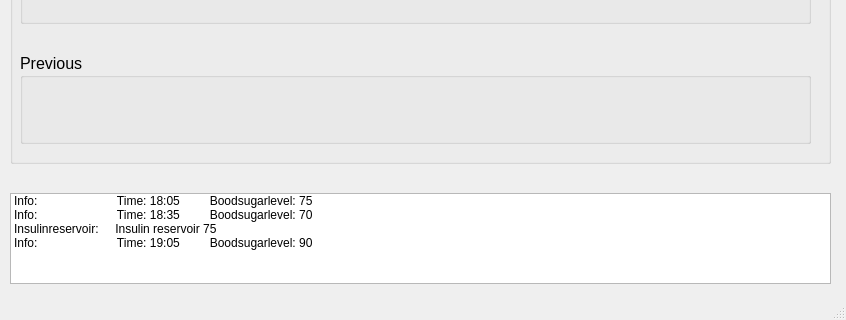
arobert-ffm/SCS_InsulinPump, file UserInterface.ui: the form before one commit; both pictures show x 0 to 846 and y 327 to 647 of the 846 by 647 pixel window.
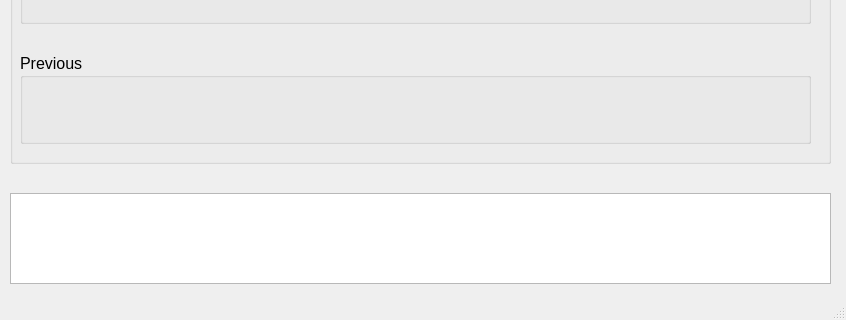
The form after the commit.

Diff of the .ui file:
```diff
--- a/UserInterface.ui
+++ b/UserInterface.ui
@@ -421,26 +421,14 @@
       <height>91</height>
      </rect>
     </property>
-    <item>
-     <property name="text">
-      <string>Info:                        Time: 18:05         Boodsugarlevel: 75</string>
-     </property>
-    </item>
-    <item>
-     <property name="text">
-      <string>Info:                        Time: 18:35         Boodsugarlevel: 70</string>
-     </property>
-    </item>
-    <item>
-     <property name="text">
-      <string>Insulinreservoir:     Insulin reservoir 75</string>
-     </property>
-    </item>
-    <item>
-     <property name="text">
-      <string>Info:                        Time: 19:05         Boodsugarlevel: 90</string>
-     </property>
-    </item>
+    <property name="font">
+     <font>
+      <family>Segoe UI Semibold</family>
+      <pointsize>12</pointsize>
+      <weight>75</weight>
+      <bold>true</bold>
+     </font>
+    </property>
    </widget>
    <widget class="QGroupBox" name="groupBoxHormoneReservoir">
     <property name="geometry">
```
Left out of the diff: 4 changed lines with no effect on the pictures.
